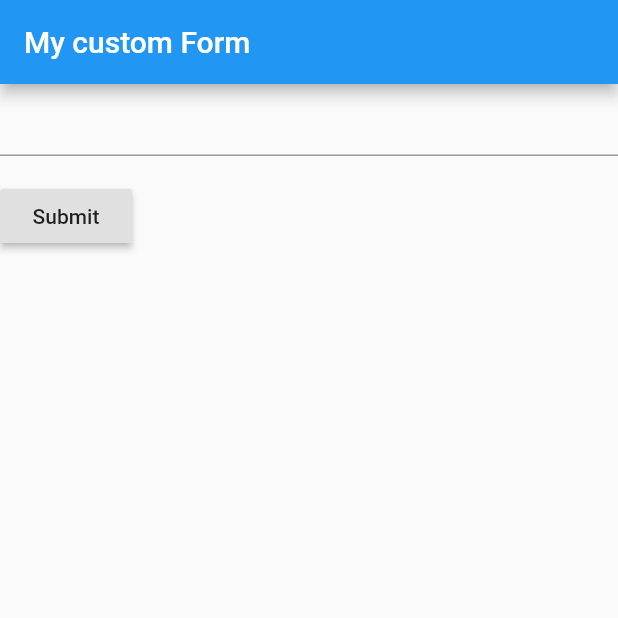
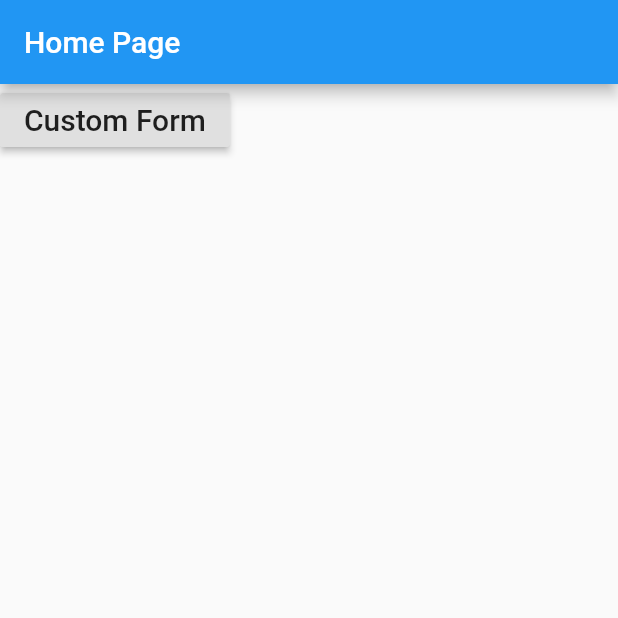
Before and after one commit to xYouPoPx/forms_restapi, a Flutter app: the screen it shows after launch, on a phone screen of 412 x 824 dp, the top half of it. Run offline on Flutter 3.47's test engine with Material 2 defaults, Android fonts, the phone set to English and light mode, and no system bars.

Commit message:
added homepage + nav

```diff
--- /dev/null
+++ b/lib/homepage.dart
@@ -0,0 +1,36 @@
+import 'package:flutter/material.dart';
+import 'package:forms_restapi/mycustomform.dart';
+
+class HomePage extends StatefulWidget {
+  //final List<Pokemon> pokemons;
+
+  //PokemonList(this.pokemons);
+  @override
+  _HomePageState createState() => _HomePageState();
+}
+
+class _HomePageState extends State<HomePage> {
+  @override
+  Widget build(BuildContext context) {
+    return Scaffold(
+        appBar: AppBar(
+          title: Text(
+            'Home Page',
+          ),
+        ),
+        body: Column(children: [
+          RaisedButton(
+            onPressed: () => _navigateToCustomForm(context),
+            child: Text('Custom Form', style: TextStyle(fontSize: 20)),
+          ),
+        ]));
+  }
+
+  void _navigateToCustomForm(BuildContext context) {
+    Navigator.push(
+        context,
+        MaterialPageRoute(
+          builder: (context) => MyCustomForm(),
+        ));
+  }
+}
--- a/lib/main.dart
+++ b/lib/main.dart
@@ -1,9 +1,10 @@
 import 'package:flutter/material.dart';
+import 'package:forms_restapi/homepage.dart';
 
 import 'mycustomform.dart';
 
 void main() {
   return runApp(
-    MaterialApp(home: MyCustomForm()),
+    MaterialApp(home: HomePage()),
   );
 }
```
